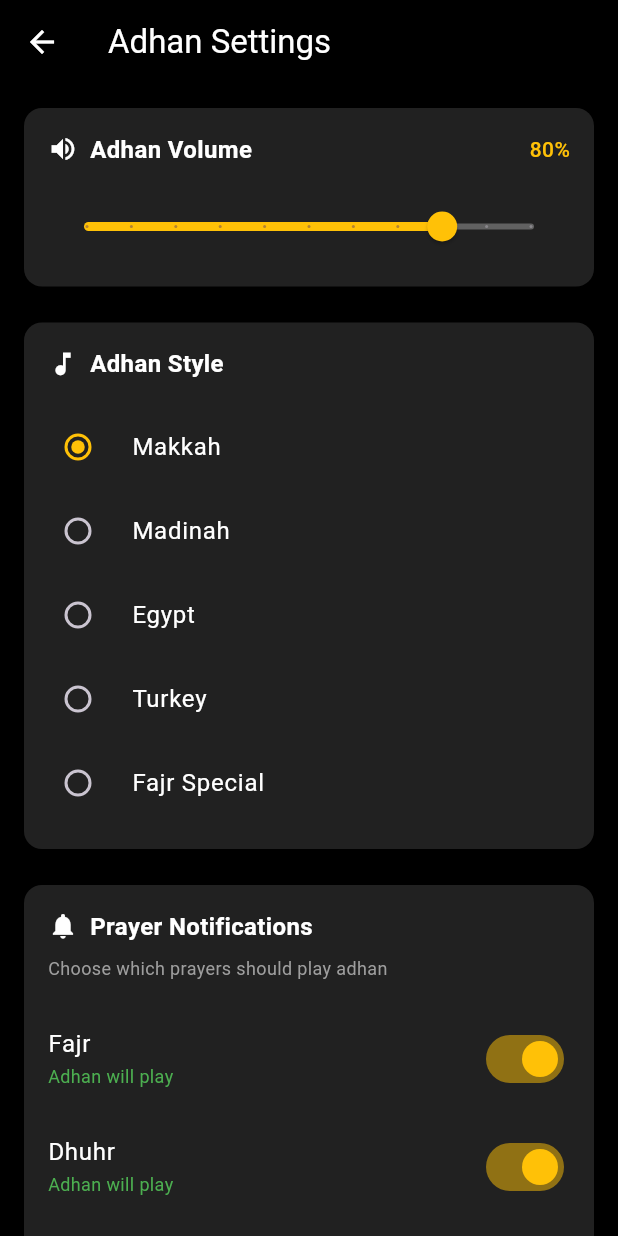
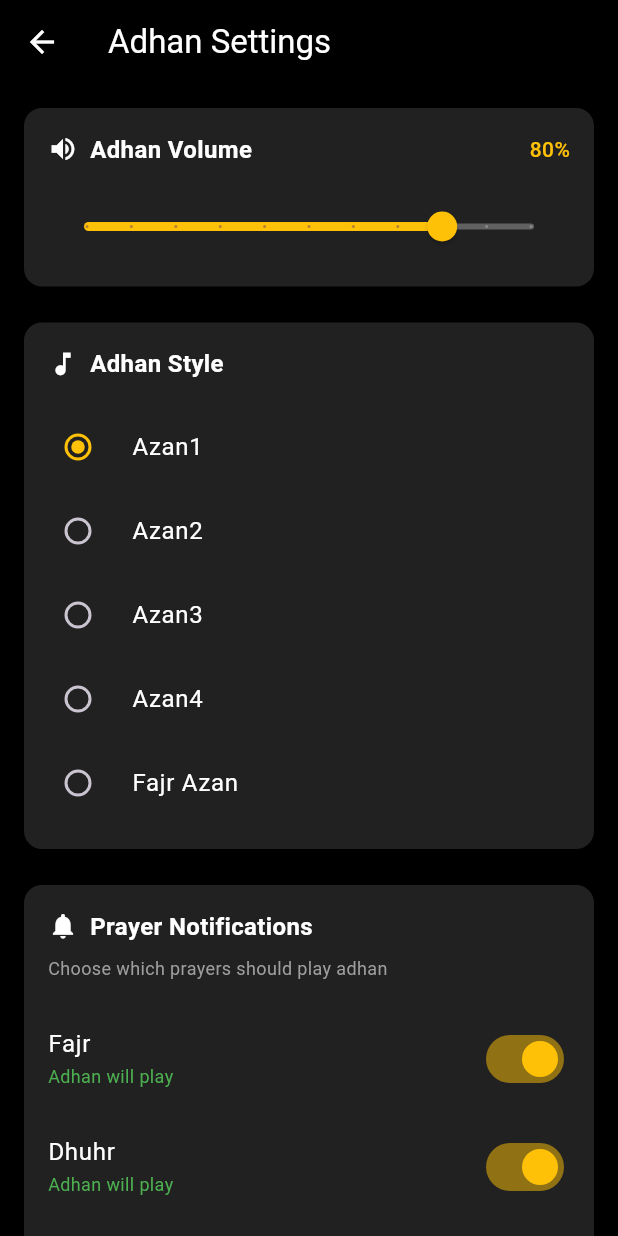
Before and after one commit to PanjatanCoders/prayerly, a Flutter app: the AdhanSettingsScreen screen opened directly, on a phone screen of 412 x 824 dp. Run offline on Flutter 3.47's test engine with Material 3 defaults, Android fonts, the light colour scheme and no system bars; our stand-ins replace audioplayers, awesome_notifications, font_awesome_flutter, geocoding, geolocator, shared_preferences; accounts and stored records are empty.

Commit message:
azan issue fixes

```diff
--- a/lib/main.dart
+++ b/lib/main.dart
@@ -5,6 +5,7 @@ import 'package:awesome_notifications/awesome_notifications.dart';
 
 import 'services/notification_service.dart';
 import 'screens/prayer_times_screen.dart';
+
 import 'providers/adhan_settings_provider.dart';
 
 void main() async {
--- a/lib/providers/adhan_settings_provider.dart
+++ b/lib/providers/adhan_settings_provider.dart
@@ -7,7 +7,7 @@ import '../services/adhan_service.dart';
 
 class AdhanSettingsProvider extends ChangeNotifier {
   double _volume = 0.8;
-  String _adhanType = 'makkah';
+  String _adhanType = 'azan1';
   Map<String, bool> _notificationSettings = {};
 
   double get volume => _volume;
--- a/lib/services/adhan_service.dart
+++ b/lib/services/adhan_service.dart
@@ -20,11 +20,11 @@ class AdhanService {
   };
 
   static const Map<String, String> adhanTypes = {
-    'azan1': 'Makkah',
-    'azan2': 'Madinah',
-    'azan3': 'Egypt',
-    'azan4': 'Turkey',
-    'azan_fajr1': 'Fajr Special',
+    'azan1': 'Azan1',
+    'azan2': 'Azan2',
+    'azan3': 'Azan3',
+    'azan4': 'Azan4',
+    'azan_fajr1': 'Fajr Azan',
   };
 
   static Future<void> initialize() async {
```
Also changed, not shown: lib/screens/prayer_times_screen.dart (+23 -13 lines).
